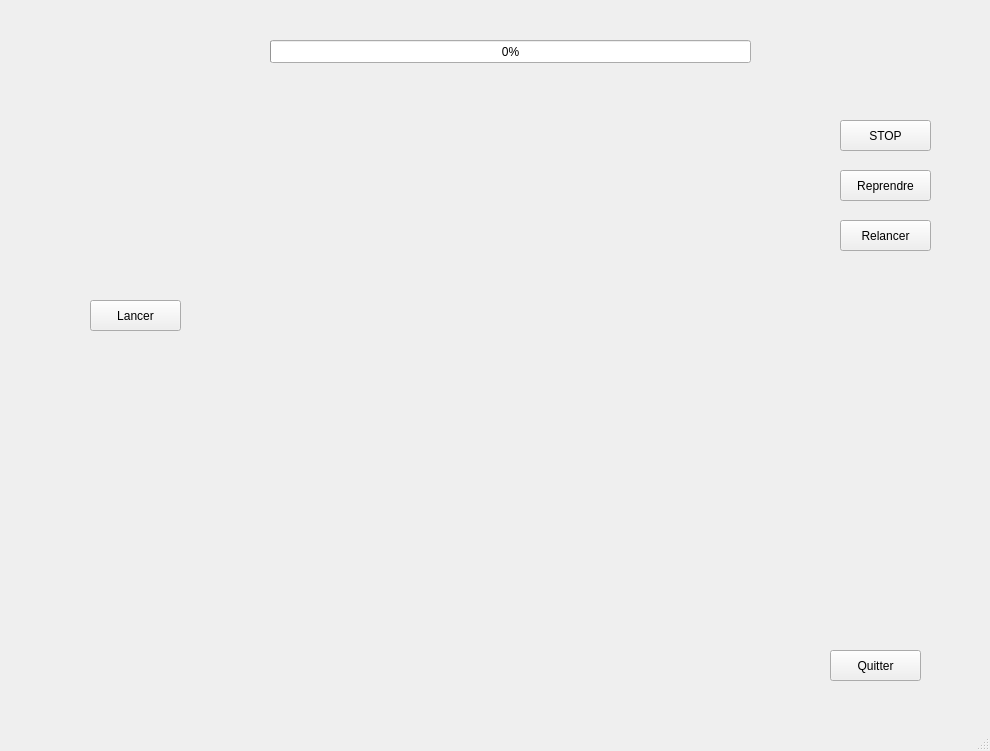
Above: V1_NoShift.ui from Simoooooooooon/OptiqueParticulesChargees before the change. Below: the same form after it.
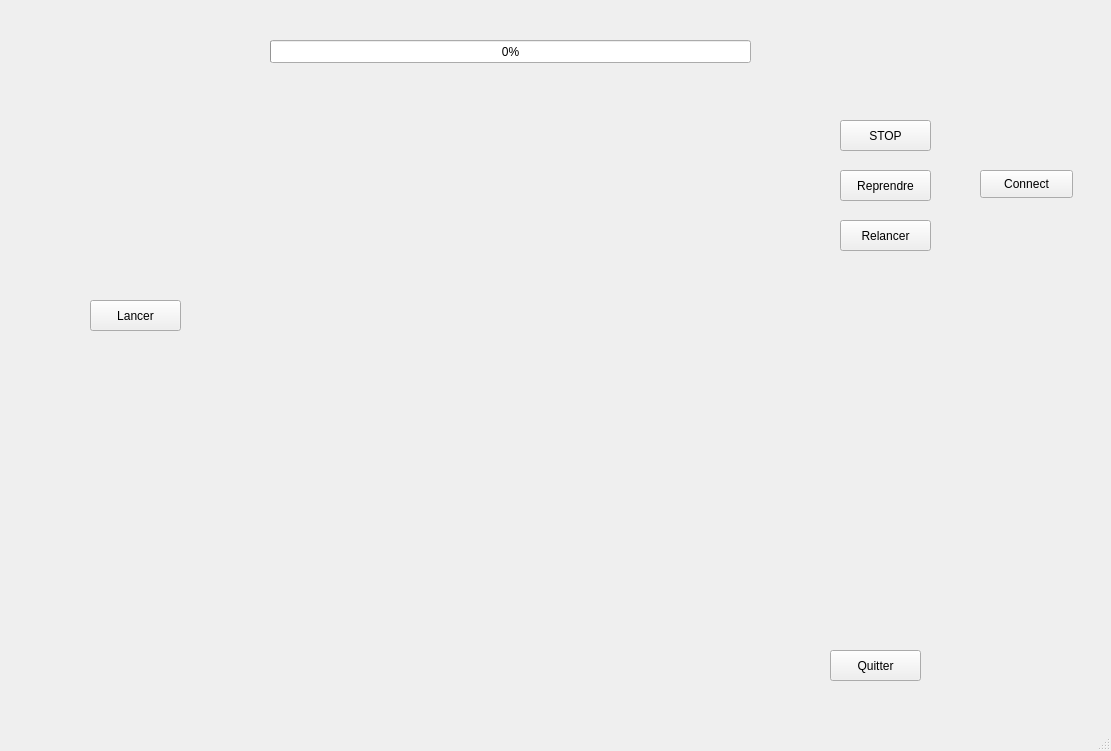
That is the form after the change.

```diff
--- a/V1_NoShift.ui
+++ b/V1_NoShift.ui
@@ -6,7 +6,7 @@
    <rect>
     <x>0</x>
     <y>0</y>
-    <width>990</width>
+    <width>1111</width>
     <height>751</height>
    </rect>
   </property>
@@ -105,6 +105,19 @@
      <string>Reprendre</string>
     </property>
    </widget>
+   <widget class="QPushButton" name="pushButton">
+    <property name="geometry">
+     <rect>
+      <x>980</x>
+      <y>170</y>
+      <width>93</width>
+      <height>28</height>
+     </rect>
+    </property>
+    <property name="text">
+     <string>Connect</string>
+    </property>
+   </widget>
   </widget>
   <widget class="QMenuBar" name="menubar">
    <property name="geometry">
```
Left out of the diff: 4 changed lines with no effect on the pictures.
